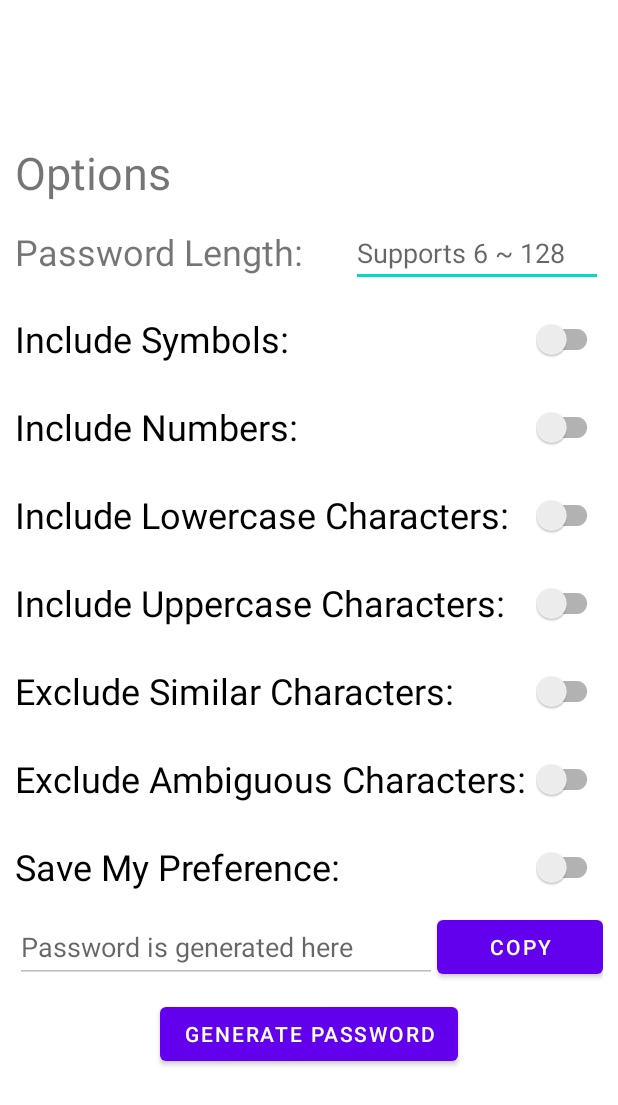
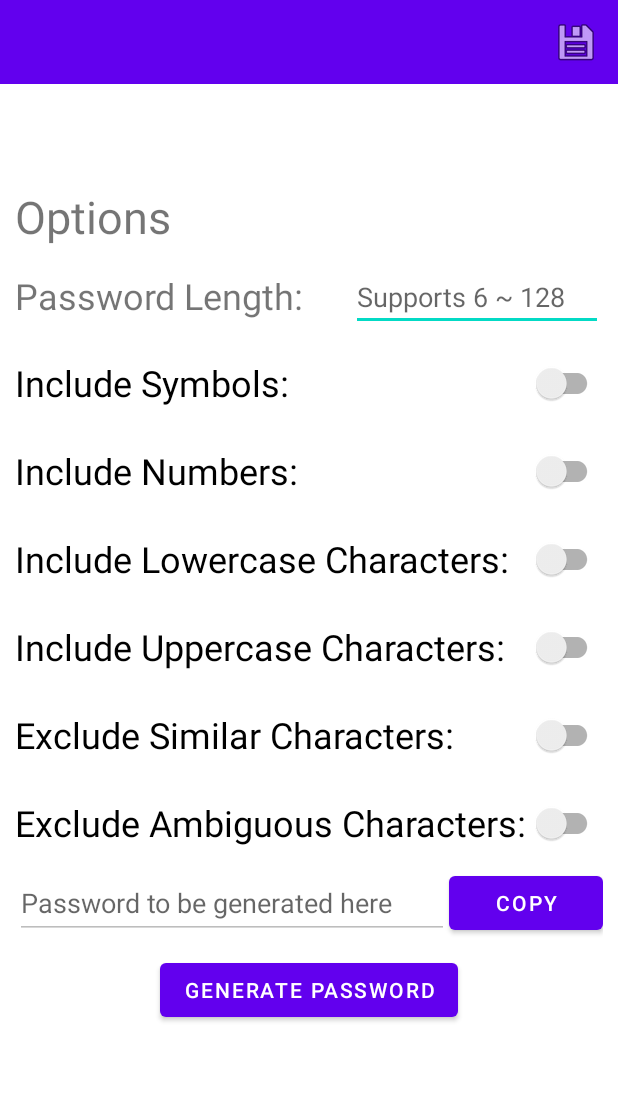
Before and after one commit to gdaegeun539/ToyProj_SimplePWGen, an Android app: the layout activity_main.xml on its own in the app's theme, with its tools: preview values and no code run, on a phone screen of 412 x 824 dp. Shown: the top 1105 px of the screen. Run offline under Robolectric (Android 15) with nearby library versions, the phone set to English and light mode, and no system bars.

Commit message:
비밀번호 길이 비었을때 대응 로직 추가 툴바 레이아웃 및 해당 메뉴 추가 설정 저장 및 불러오기 로직 추가(작성중)

```diff
--- a/app/src/main/res/layout/activity_main.xml
+++ b/app/src/main/res/layout/activity_main.xml
@@ -6,6 +6,17 @@
     android:layout_width="match_parent"
     android:layout_height="match_parent"
     tools:context=".MainActivity">
+
+    <androidx.appcompat.widget.Toolbar
+        android:id="@+id/toolbar"
+        android:layout_width="match_parent"
+        android:layout_height="?attr/actionBarSize"
+        android:background="?attr/colorPrimary"
+        android:theme="@style/ThemeOverlay.AppCompat.ActionBar"
+        app:menu="@menu/menu"
+        app:layout_constraintLeft_toLeftOf="parent"
+        app:layout_constraintRight_toRightOf="parent"
+        app:layout_constraintTop_toTopOf="parent"/>
 
     <TextView
         android:id="@+id/topText"
@@ -140,28 +151,11 @@
         android:layout_marginRight="10dp"
         android:text="@string/ambiguous"
         android:textSize="24sp"
-        app:layout_constraintBottom_toTopOf="@id/save_layout"
+        app:layout_constraintBottom_toTopOf="@id/generate_layout"
         app:layout_constraintLeft_toLeftOf="parent"
         app:layout_constraintRight_toRightOf="parent"
         app:layout_constraintTop_toBottomOf="@id/similar_switch" />
 
-<!--    저장 설정 메뉴로 옯길지 보류중-->
-    <androidx.appcompat.widget.SwitchCompat
-        android:id="@+id/save_layout"
-        android:layout_width="match_parent"
-        android:layout_height="wrap_content"
-        android:layout_marginTop="5dp"
-        android:layout_marginBottom="5dp"
-        android:layout_marginLeft="10dp"
-        android:layout_marginRight="10dp"
-        android:text="@string/save_preference"
-        android:textSize="24sp"
-        app:layout_constraintBottom_toTopOf="@id/generate_layout"
-        app:layout_constraintLeft_toLeftOf="parent"
-        app:layout_constraintRight_toRightOf="parent"
-        app:layout_constraintTop_toBottomOf="@id/ambig_switch">
-
-    </androidx.appcompat.widget.SwitchCompat>
 
     <LinearLayout
         android:id="@+id/generate_layout"
@@ -172,7 +166,7 @@
         app:layout_constraintBottom_toTopOf="@id/generate_btn"
         app:layout_constraintLeft_toLeftOf="parent"
         app:layout_constraintRight_toRightOf="parent"
-        app:layout_constraintTop_toBottomOf="@id/save_layout"
+        app:layout_constraintTop_toBottomOf="@id/ambig_switch"
         android:orientation="horizontal">
 
         <EditText
--- /dev/null
+++ b/app/src/main/res/menu/menu.xml
@@ -0,0 +1,9 @@
+<?xml version="1.0" encoding="utf-8"?>
+<menu xmlns:android="http://schemas.android.com/apk/res/android"
+    xmlns:app="http://schemas.android.com/apk/res-auto">
+    <item
+        android:id="@+id/save_options"
+        android:icon="@android:drawable/ic_menu_save"
+        app:showAsAction="always"
+        android:title="@string/save_options" />
+</menu>
--- a/app/src/main/res/values-night/themes.xml
+++ b/app/src/main/res/values-night/themes.xml
@@ -1,6 +1,6 @@
 <resources xmlns:tools="http://schemas.android.com/tools">
     <!-- Base application theme. -->
-    <style name="Theme.PW_Generator" parent="Theme.MaterialComponents.DayNight.DarkActionBar">
+    <style name="Theme.PW_Generator" parent="Theme.MaterialComponents.DayNight.NoActionBar">
         <!-- Primary brand color. -->
         <item name="colorPrimary">@color/purple_200</item>
         <item name="colorPrimaryVariant">@color/purple_700</item>
--- a/app/src/main/res/values/strings.xml
+++ b/app/src/main/res/values/strings.xml
@@ -10,9 +10,11 @@
     <string name="save_preference">Save My Preference:</string>
     <string name="generate_pw">Generate Password</string>
     <string name="copy">Copy</string>
-    <string name="hint">Password is generated here</string>
+    <string name="hint">Password to be generated here</string>
     <string name="hint_length">Supports 6 ~ 128</string>
     <string name="top_settings">Options</string>
     <string name="pattern_not_match">Input length or option not Match!\nCheck the length and options.</string>
     <string name="generate_successful">Password generation was successful.</string>
+    <string name="clipboard_complete">Copied to clipboard.</string>
+    <string name="save_options">Save Options</string>
 </resources>
--- a/app/src/main/res/values/themes.xml
+++ b/app/src/main/res/values/themes.xml
@@ -1,6 +1,6 @@
 <resources xmlns:tools="http://schemas.android.com/tools">
     <!-- Base application theme. -->
-    <style name="Theme.PW_Generator" parent="Theme.MaterialComponents.DayNight.DarkActionBar">
+    <style name="Theme.PW_Generator" parent="Theme.MaterialComponents.DayNight.NoActionBar">
         <!-- Primary brand color. -->
         <item name="colorPrimary">@color/purple_500</item>
         <item name="colorPrimaryVariant">@color/purple_700</item>
```
Also changed, not shown: app/src/main/java/kr/fndna/pw_generator/GenerateLogic.kt (+4 -8 lines), app/src/main/java/kr/fndna/pw_generator/MainActivity.kt (+25 -1 lines), app/src/main/java/kr/fndna/pw_generator/OptionsSaveLoadLogic.kt (added, +43 -0 lines), 1 other file.
